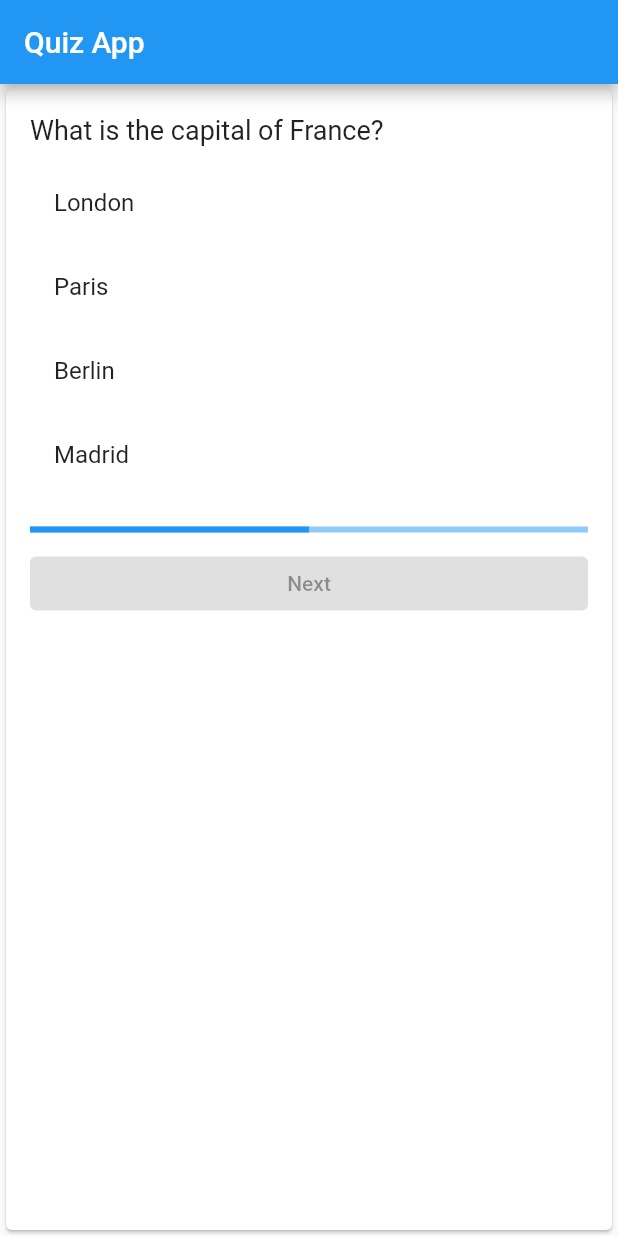
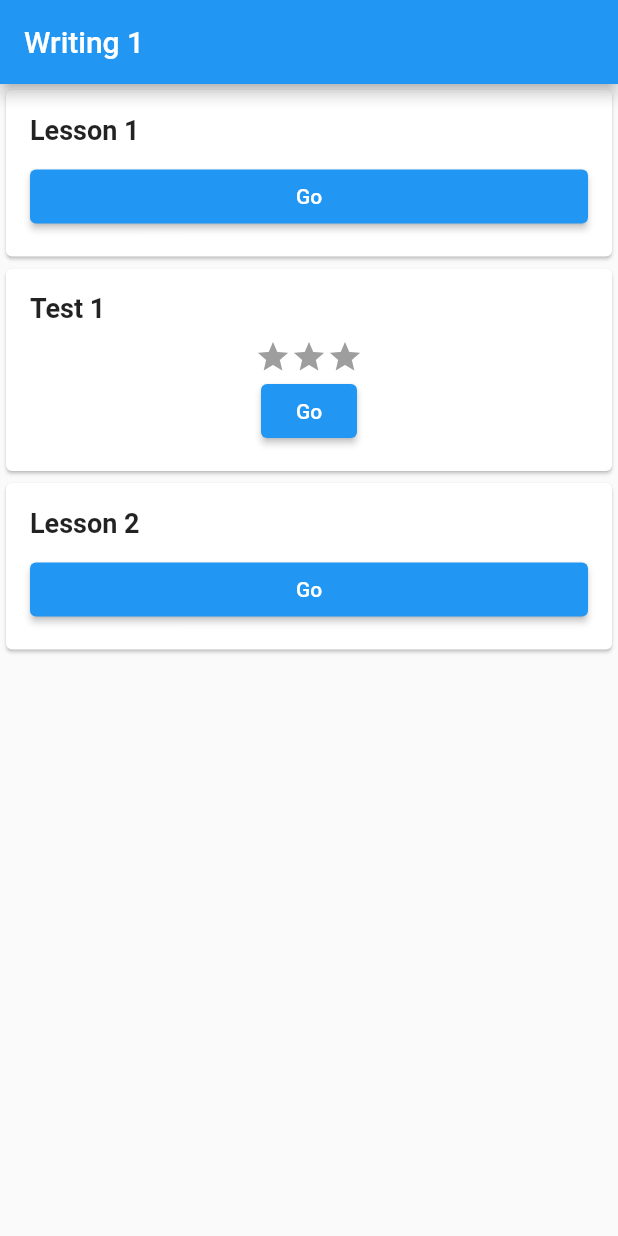
Before and after one commit to hexatridecimal/kruuyak, a Flutter app: the screen it shows after launch, on a phone screen of 412 x 824 dp. Run offline on Flutter 3.47's test engine with Material 2 defaults, Android fonts, the phone set to English and light mode, and no system bars; our stand-ins replace video_player.

Commit message:
adding way to load lesson screen

```diff
--- /dev/null
+++ b/assets/lessons_data.json
@@ -0,0 +1,23 @@
+{
+    "title": "Writing 1",
+    "elements": [
+        {
+            "name": "Lesson 1",
+            "file": "assets/lesson1.json",
+            "video": "assets/lesson1.mp4",
+            "quiz": false
+        },
+        {
+            "name": "Test 1",
+            "file": "assets/test1.json",
+            "video": "assets/lesson1.mp4",
+            "quiz": true
+        },
+        {
+            "name": "Lesson 2",
+            "file": "assets/lesson2.json",
+            "video": "assets/lesson1.mp4",
+            "quiz": false
+        }
+    ]
+}
--- /dev/null
+++ b/lib/lesson_model.dart
@@ -0,0 +1,20 @@
+class LessonModel {
+  final String title;
+  final List<LessonElementModel> elements;
+
+  LessonModel({required this.title, required this.elements});
+}
+
+class LessonElementModel {
+  final String name;
+  final String file;
+  final bool quiz;
+  final String? video; // Optional video field
+
+  LessonElementModel({
+    required this.name,
+    required this.file,
+    required this.quiz,
+    this.video // Optional video field
+  });
+}
--- /dev/null
+++ b/lib/lessons_screen.dart
@@ -0,0 +1,174 @@
+import 'package:flutter/material.dart';
+import 'package:provider/provider.dart';
+import 'package:video_player/video_player.dart';
+import 'lesson_model.dart';
+import 'lessons_provider.dart';
+import 'video_player_screen.dart';
+import 'quiz_provider.dart';
+import 'quiz_screen.dart';
+
+class LessonsScreen extends StatelessWidget {
+  @override
+  Widget build(BuildContext context) {
+    return Scaffold(
+      appBar: AppBar(
+        title: FutureBuilder<LessonModel>(
+          future: Provider.of<LessonsProvider>(context, listen: false).loadLessons(),
+          builder: (context, snapshot) {
+            if (snapshot.connectionState == ConnectionState.waiting) {
+              return Text('Loading...'); // Placeholder text while loading
+            } else if (snapshot.hasError) {
+              return Text('Error'); // Placeholder text for errors
+            } else {
+              return Text(snapshot.data!.title); // Display the actual title
+            }
+          },
+        ),
+      ),
+      body: LessonsList(),
+    );
+  }
+}
+
+class LessonsList extends StatelessWidget {
+  @override
+  Widget build(BuildContext context) {
+    final lessonsProvider = Provider.of<LessonsProvider>(context);
+    final lessonsElements = lessonsProvider.lessonsElements;
+    final title = lessonsProvider.lessonsTitle;
+
+    return ListView.builder(
+      itemCount: lessonsElements.length,
+      itemBuilder: (context, index) {
+        return LessonCard(lessonElement: lessonsElements[index]);
+      },
+    );
+  }
+}
+
+class LessonCard extends StatelessWidget {
+  final LessonElementModel lessonElement;
+
+  LessonCard({required this.lessonElement});
+
+  @override
+  Widget build(BuildContext context) {
+    print('lessonElement.video: ${lessonElement.video}');
+    return Card(
+      child: Padding(
+        padding: const EdgeInsets.all(16.0),
+        child: Column(
+          crossAxisAlignment: CrossAxisAlignment.stretch,
+          children: [
+            Text(
+              lessonElement.name,
+              style: TextStyle(fontSize: 18, fontWeight: FontWeight.bold),
+            ),
+            SizedBox(height: 10),
+            if (lessonElement.quiz) ...[
+                _buildQuizWidget()
+            ] else ...[
+                GoButtonWidget(file: lessonElement.file, video: lessonElement.video),
+            ]
+          ],
+        ),
+      ),
+    );
+  }
+
+    Widget _buildQuizWidget() {
+    // Assuming you have quiz scores available for each lesson element
+    int quizScore = 0; // Replace 0 with the actual quiz score for the lesson element
+    return QuizScoreWidget(quizScore: quizScore, file: lessonElement.file);
+  }
+}
+
+class GoButtonWidget extends StatelessWidget {
+  final String file;
+  final String? video;
+
+  GoButtonWidget({required this.file, this.video});
+
+  @override
+  Widget build(BuildContext context) {
+    return ElevatedButton(
+      onPressed: () {
+        if (video != null) {
+          print('has video $video');
+          _playVideo(context, video!);
+        } else {
+          print('no video: file: $file video: $video');
+          _startQuiz(context, file);
+        }
+      },
+      child: Text('Go'),
+    );
+  }
+
+  void _playVideo(BuildContext context, String videoPath) {
+    print('initializing video player');
+    Navigator.push(
+      context,
+      MaterialPageRoute(
+        builder: (context) => VideoPlayerScreen(
+          videoPath: videoPath,
+          onVideoComplete: () {
+            _startQuiz(context, file);
+          },
+        ),
+      ),
+    );
+  }
+
+  void _startQuiz(BuildContext context, String file) {
+    final quizProvider = Provider.of<QuizProvider>(context, listen: false);
+    quizProvider.loadQuestions(file).then((_) {
+      Navigator.push(
+        context,
+        MaterialPageRoute(
+          builder: (context) => QuizScreen(),
+        ),
+      );
+    });
+  }
+}
+
+class QuizScoreWidget extends StatelessWidget {
+  final int quizScore;
+  final String file;
+  final String? video;
+
+  QuizScoreWidget({required this.quizScore, required this.file, this.video});
+
+  @override
+  Widget build(BuildContext context) {
+    return Column(
+      children: [
+        Row(
+          mainAxisAlignment: MainAxisAlignment.center,
+          children: [
+            StarWidget(filled: quizScore >= 1),
+            StarWidget(filled: quizScore >= 2),
+            StarWidget(filled: quizScore >= 3),
+          ],
+        ),
+        if (quizScore == 0)
+          GoButtonWidget(file: file, video: video), // Replace 'quiz.json' with the actual quiz file
+      ],
+    );
+  }
+}
+
+class StarWidget extends StatelessWidget {
+  final bool filled;
+  StarWidget({required this.filled});
+
+  @override
+  Widget build(BuildContext context) {
+    return Icon(
+      Icons.star,
+      size: 24,
+      color: Colors.grey,
+    );
+  }
+}
--- a/lib/main.dart
+++ b/lib/main.dart
@@ -1,9 +1,14 @@
 import 'package:flutter/material.dart';
 import 'package:provider/provider.dart';
+
 
 import 'question_model.dart';
 import 'quiz_provider.dart';
 import 'quiz_screen.dart';
+import 'lessons_screen.dart';
+
+import 'lessons_screen.dart';
+import 'lessons_provider.dart';
 
 void main() {
   runApp(MyApp());
@@ -12,14 +17,23 @@ void main() {
 class MyApp extends StatelessWidget {
   @override
   Widget build(BuildContext context) {
-    return MaterialApp(
-      home: ChangeNotifierProvider(
-        create: (context) => QuizProvider()..loadQuestions(),
-        child: QuizScreen(),
+    return MultiProvider(
+      providers: [
+        ChangeNotifierProvider(create: (context) => LessonsProvider()),
+        ChangeNotifierProvider(create: (context) => QuizProvider()), // Provide the QuizProvider here
+        // Add other providers if needed
+      ],
+      child: MaterialApp(
+        // home: ChangeNotifierProvider(
+        //   create: (context) => QuizProvider()..loadQuestions(),
+        //   child: QuizScreen(),
+        // ),
+        home: LessonsScreen(),
       ),
     );
   }
 }
+
 
 class QuestionCard extends StatelessWidget {
   final QuestionModel question;
--- a/lib/quiz_provider.dart
+++ b/lib/quiz_provider.dart
@@ -23,9 +23,9 @@ class QuizProvider with ChangeNotifier {
     notifyListeners();
   }
 
-  Future<void> loadQuestions() async {
+  Future<void> loadQuestions(String filePath) async {
     try {
-      String jsonString = await rootBundle.loadString('assets/test1.json');
+      String jsonString = await rootBundle.loadString(filePath);
       List<dynamic> jsonMap = jsonDecode(jsonString);
       _questions = jsonMap
           .map((json) => QuestionModel(
--- a/pubspec.yaml
+++ b/pubspec.yaml
@@ -36,6 +36,7 @@ dependencies:
   # Use with the CupertinoIcons class for iOS style icons.
   cupertino_icons: ^1.0.2
   provider: ^6.0.0
+  video_player: ^2.7.0
 
 dev_dependencies:
   flutter_test:
@@ -60,7 +61,10 @@ flutter:
   uses-material-design: true
 
   assets:
-  - assets/test1.json
+    - assets/test1.json
+    - assets/lesson1.json
+    - assets/lessons_data.json
+    - assets/lesson1.mp4
 
   # To add assets to your application, add an assets section, like this:
   # assets:
```
Also changed, not shown: assets/lesson1.json (added, +22 -0 lines), lib/lessons_provider.dart (added, +34 -0 lines), lib/video_player_screen.dart (added, +65 -0 lines), pubspec.lock, 10 other files.
